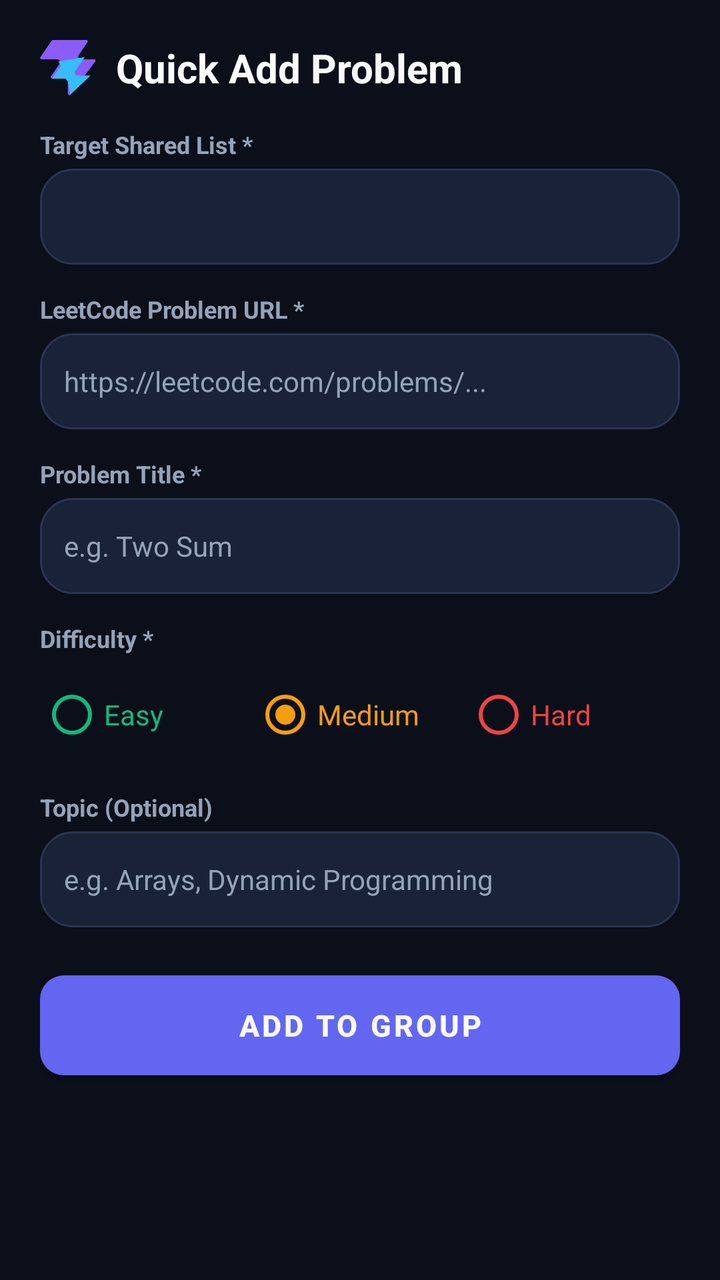
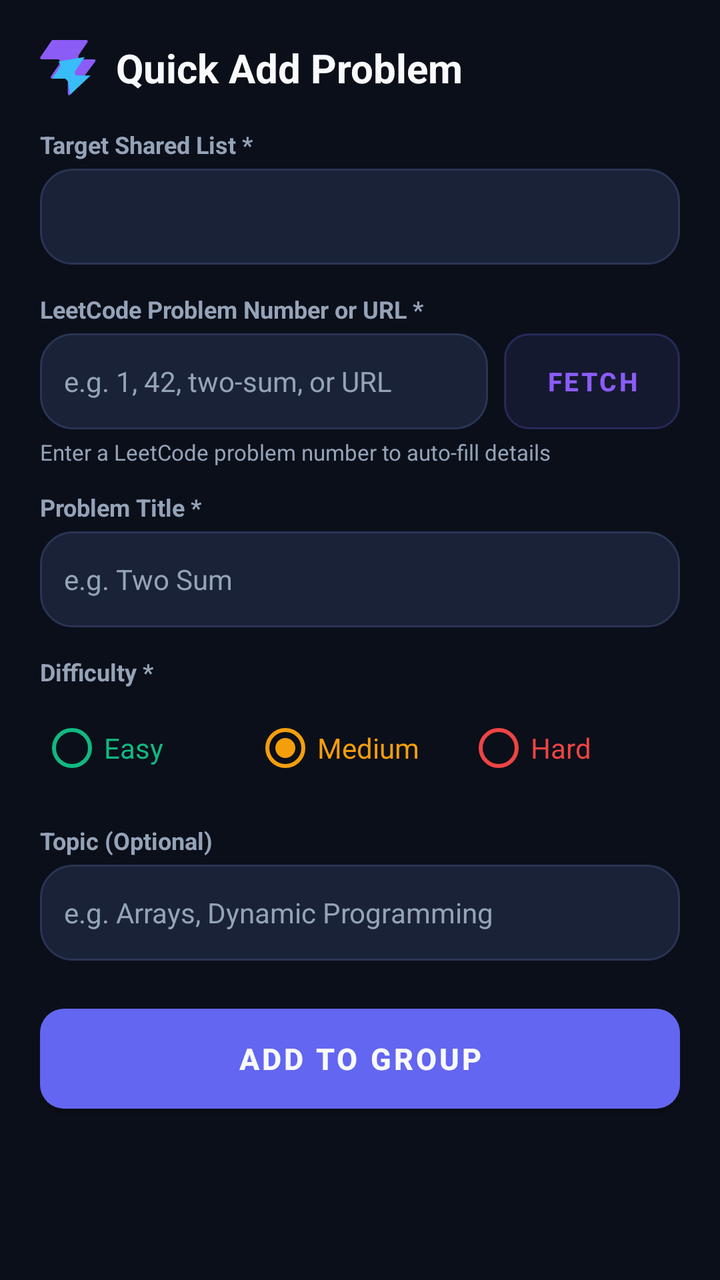

Two renders of the same Android screen: before a commit and after it. Below are the layout's source before the change and the commit's diff.
<!-- AndroidManifest.xml: activity theme Theme.CodeSync -->
<!-- res/layout/activity_quick_add.xml -->
<?xml version="1.0" encoding="utf-8"?>
<ScrollView xmlns:android="http://schemas.android.com/apk/res/android"
    android:layout_width="match_parent"
    android:layout_height="match_parent"
    android:background="@color/background_dark"
    android:fillViewport="true">

    <LinearLayout
        android:layout_width="match_parent"
        android:layout_height="wrap_content"
        android:orientation="vertical"
        android:padding="20dp">

        <LinearLayout
            android:layout_width="match_parent"
            android:layout_height="wrap_content"
            android:orientation="horizontal"
            android:gravity="center_vertical"
            android:layout_marginBottom="16dp">

            <ImageView
                android:layout_width="28dp"
                android:layout_height="28dp"
                android:src="@drawable/codesync_logo"
                android:contentDescription="@string/app_name" />

            <TextView
                android:layout_width="wrap_content"
                android:layout_height="wrap_content"
                android:layout_marginStart="10dp"
                android:text="Quick Add Problem"
                android:textColor="@color/text_white"
                android:textSize="20sp"
                android:textStyle="bold" />
        </LinearLayout>

        
        <TextView
            android:layout_width="match_parent"
            android:layout_height="wrap_content"
            android:text="Target Shared List *"
            android:textColor="@color/text_muted"
            android:textSize="12sp"
            android:textStyle="bold"
            android:layout_marginBottom="4dp" />

        <Spinner
            android:id="@+id/sp_lists"
            android:layout_width="match_parent"
            android:layout_height="48dp"
            android:background="@drawable/bg_card"
            android:layout_marginBottom="14dp"
            android:paddingStart="8dp"
            android:paddingEnd="8dp" />

        
        <TextView
            android:layout_width="match_parent"
            android:layout_height="wrap_content"
            android:text="LeetCode Problem URL *"
            android:textColor="@color/text_muted"
            android:textSize="12sp"
            android:textStyle="bold"
            android:layout_marginBottom="4dp" />

        <EditText
            android:id="@+id/et_url"
            android:layout_width="match_parent"
            android:layout_height="48dp"
            android:background="@drawable/bg_card"
            android:hint="https://leetcode.com/problems/..."
            android:inputType="textUri"
            android:textColor="@color/text_white"
            android:textColorHint="@color/text_muted"
            android:paddingStart="12dp"
            android:paddingEnd="12dp"
            android:textSize="14sp"
            android:layout_marginBottom="14dp" />

        
        <TextView
            android:layout_width="match_parent"
            android:layout_height="wrap_content"
            android:text="Problem Title *"
            android:textColor="@color/text_muted"
            android:textSize="12sp"
            android:textStyle="bold"
            android:layout_marginBottom="4dp" />

        <EditText
            android:id="@+id/et_title"
            android:layout_width="match_parent"
            android:layout_height="48dp"
            android:background="@drawable/bg_card"
            android:hint="e.g. Two Sum"
            android:inputType="textCapWords"
            android:textColor="@color/text_white"
            android:textColorHint="@color/text_muted"
            android:paddingStart="12dp"
            android:paddingEnd="12dp"
            android:textSize="14sp"
            android:layout_marginBottom="14dp" />

        
        <TextView
            android:layout_width="match_parent"
            android:layout_height="wrap_content"
            android:text="Difficulty *"
            android:textColor="@color/text_muted"
            android:textSize="12sp"
            android:textStyle="bold"
            android:layout_marginBottom="6dp" />

        <RadioGroup
            android:id="@+id/rg_difficulty"
            android:layout_width="match_parent"
            android:layout_height="wrap_content"
            android:orientation="horizontal"
            android:layout_marginBottom="14dp">

            <RadioButton
                android:id="@+id/rb_easy"
                android:layout_width="0dp"
                android:layout_height="wrap_content"
                android:layout_weight="1"
                android:text="Easy"
                android:textColor="@color/diff_easy"
                android:buttonTint="@color/diff_easy" />

            <RadioButton
                android:id="@+id/rb_medium"
                android:layout_width="0dp"
                android:layout_height="wrap_content"
                android:layout_weight="1"
                android:checked="true"
                android:text="Medium"
                android:textColor="@color/diff_medium"
                android:buttonTint="@color/diff_medium" />

            <RadioButton
                android:id="@+id/rb_hard"
                android:layout_width="0dp"
                android:layout_height="wrap_content"
                android:layout_weight="1"
                android:text="Hard"
                android:textColor="@color/diff_hard"
                android:buttonTint="@color/diff_hard" />
        </RadioGroup>

        
        <TextView
            android:layout_width="match_parent"
            android:layout_height="wrap_content"
            android:text="Topic (Optional)"
            android:textColor="@color/text_muted"
            android:textSize="12sp"
            android:textStyle="bold"
            android:layout_marginBottom="4dp" />

        <EditText
            android:id="@+id/et_topic"
            android:layout_width="match_parent"
            android:layout_height="48dp"
            android:background="@drawable/bg_card"
            android:hint="e.g. Arrays, Dynamic Programming"
            android:inputType="textCapWords"
            android:textColor="@color/text_white"
            android:textColorHint="@color/text_muted"
            android:paddingStart="12dp"
            android:paddingEnd="12dp"
            android:textSize="14sp"
            android:layout_marginBottom="24dp" />

        
        <Button
            android:id="@+id/btn_submit"
            android:layout_width="match_parent"
            android:layout_height="50dp"
            android:background="@drawable/btn_primary"
            android:text="Add to Group"
            android:textColor="@color/text_white"
            android:textSize="15sp"
            android:textStyle="bold" />

        <ProgressBar
            android:id="@+id/pb_loading"
            android:layout_width="wrap_content"
            android:layout_height="wrap_content"
            android:layout_gravity="center_horizontal"
            android:layout_marginTop="16dp"
            android:visibility="gone" />

    </LinearLayout>
</ScrollView>
<!-- resources referenced by this layout -->
<resources>
  <color name="background_dark">#0B0F19</color>
  <color name="diff_easy">#10B981</color>
  <color name="diff_hard">#EF4444</color>
  <color name="diff_medium">#F59E0B</color>
  <color name="text_muted">#94A3B8</color>
  <color name="text_white">#F8FAFC</color>
  <!-- drawable bg_card (drawable) -->
  <?xml version="1.0" encoding="utf-8"?>
  <shape xmlns:android="http://schemas.android.com/apk/res/android"
      android:shape="rectangle">
      <solid android:color="@color/surface_dark" />
      <stroke
          android:width="1dp"
          android:color="@color/surface_border" />
      <corners android:radius="16dp" />
  </shape>
  <!-- drawable btn_primary (drawable) -->
  <?xml version="1.0" encoding="utf-8"?>
  <ripple xmlns:android="http://schemas.android.com/apk/res/android"
      android:color="#4338CA">
      <item>
          <shape android:shape="rectangle">
              <solid android:color="@color/primary" />
              <corners android:radius="12dp" />
          </shape>
      </item>
  </ripple>
  <!-- drawable codesync_logo (drawable) -->
  <?xml version="1.0" encoding="utf-8"?>
  <vector xmlns:android="http://schemas.android.com/apk/res/android"
      android:width="64dp"
      android:height="64dp"
      android:viewportWidth="48"
      android:viewportHeight="46">
      <path
          android:fillColor="#8B5CF6"
          android:pathData="M25.946,44.938c-0.664,0.845 -2.021,0.375 -2.021,-0.698V33.937a2.26,2.26 0 0,0 -2.262,-2.262H10.287c-0.92,0 -1.456,-1.04 -0.92,-1.788l7.48,-10.471c1.07,-1.497 0,-3.578 -1.842,-3.578H1.237c-0.92,0 -1.456,-1.04 -0.92,-1.788L10.013,0.474c0.214,-0.297 0.556,-0.474 0.92,-0.474h28.894c0.92,0 1.456,1.04 0.92,1.788l-7.48,10.471c-1.07,1.498 0,3.579 1.842,3.579h11.377c0.943,0 1.473,1.088 0.89,1.83L25.947,44.94z" />
      <path
          android:fillColor="#38BDF8"
          android:pathData="M38.4,14 L30.2,25.5 C29.1,27.0 30.2,29.1 32.0,29.1 L43.4,29.1 L25.9,44.9 L23.9,33.9 L21.7,31.7 L10.3,31.7 L17.8,21.2 L15.9,17.6 L38.4,14 Z" />
  </vector>
  <string name="app_name">CodeSync</string>
  <style name="Theme.CodeSync" parent="Theme.MaterialComponents.DayNight.NoActionBar">
          
          <item name="colorPrimary">@color/primary</item>
          <item name="colorPrimaryDark">@color/primary_dark</item>
          <item name="colorAccent">@color/accent</item>
  
          
          <item name="android:statusBarColor">@color/background_dark</item>
          <item name="android:navigationBarColor">@color/background_dark</item>
          <item name="android:windowLightStatusBar">false</item>
          <item name="android:windowLightNavigationBar">false</item>
  
          
          <item name="android:windowBackground">@color/background_dark</item>
      </style>
  <color name="surface_dark">#1A2238</color>
  <color name="surface_border">#2A3554</color>
  <color name="primary">#6366F1</color>
  <color name="primary_dark">#4F46E5</color>
  <color name="accent">#8B5CF6</color>
</resources>

<!-- the commit's change to res/layout/activity_quick_add.xml (unified diff, before → after) -->
@@ -57,25 +57,55 @@
         <TextView
             android:layout_width="match_parent"
             android:layout_height="wrap_content"
-            android:text="LeetCode Problem URL *"
-            android:textColor="@color/text_muted"
-            android:textSize="12sp"
-            android:textStyle="bold"
-            android:layout_marginBottom="4dp" />
-
-        <EditText
-            android:id="@+id/et_url"
-            android:layout_width="match_parent"
-            android:layout_height="48dp"
-            android:background="@drawable/bg_card"
-            android:hint="https://leetcode.com/problems/..."
-            android:inputType="textUri"
-            android:textColor="@color/text_white"
-            android:textColorHint="@color/text_muted"
-            android:paddingStart="12dp"
-            android:paddingEnd="12dp"
-            android:textSize="14sp"
-            android:layout_marginBottom="14dp" />
+            android:text="LeetCode Problem Number or URL *"
+            android:textColor="@color/text_muted"
+            android:textSize="12sp"
+            android:textStyle="bold"
+            android:layout_marginBottom="4dp" />
+
+        <LinearLayout
+            android:layout_width="match_parent"
+            android:layout_height="wrap_content"
+            android:orientation="horizontal"
+            android:gravity="center_vertical"
+            android:layout_marginBottom="4dp">
+
+            <EditText
+                android:id="@+id/et_url"
+                android:layout_width="0dp"
+                android:layout_height="48dp"
+                android:layout_weight="1"
+                android:background="@drawable/bg_card"
+                android:hint="e.g. 1, 42, two-sum, or URL"
+                android:inputType="text"
+                android:textColor="@color/text_white"
+                android:textColorHint="@color/text_muted"
+                android:paddingStart="12dp"
+                android:paddingEnd="12dp"
+                android:textSize="14sp" />
+
+            <Button
+                android:id="@+id/btn_fetch"
+                android:layout_width="wrap_content"
+                android:layout_height="48dp"
+                android:layout_marginStart="8dp"
+                android:background="@drawable/bg_pill_topic"
+                android:text="Fetch"
+                android:textColor="@color/accent"
+                android:textSize="13sp"
+                android:textStyle="bold"
+                android:paddingStart="14dp"
+                android:paddingEnd="14dp" />
+        </LinearLayout>
+
+        <TextView
+            android:id="@+id/tv_fetch_status"
+            android:layout_width="match_parent"
+            android:layout_height="wrap_content"
+            android:text="Enter a LeetCode problem number to auto-fill details"
+            android:textColor="@color/text_muted"
+            android:textSize="11sp"
+            android:layout_marginBottom="12dp" />
 
         
         <TextView
<!-- resource entries referenced after the edit -->
@@ -15,6 +15,16 @@
           android:width="1dp"
           android:color="@color/surface_border" />
       <corners android:radius="16dp" />
+  </shape>
+  <!-- drawable bg_pill_topic (drawable) -->
+  <?xml version="1.0" encoding="utf-8"?>
+  <shape xmlns:android="http://schemas.android.com/apk/res/android"
+      android:shape="rectangle">
+      <solid android:color="#1A6366F1" />
+      <corners android:radius="12dp" />
+      <stroke
+          android:width="1dp"
+          android:color="#406366F1" />
   </shape>
   <!-- drawable btn_primary (drawable) -->
   <?xml version="1.0" encoding="utf-8"?>
